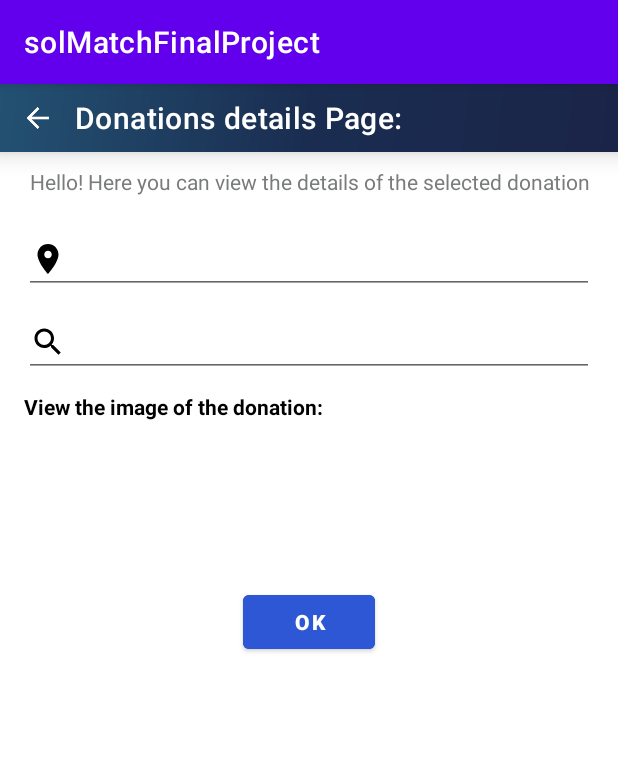
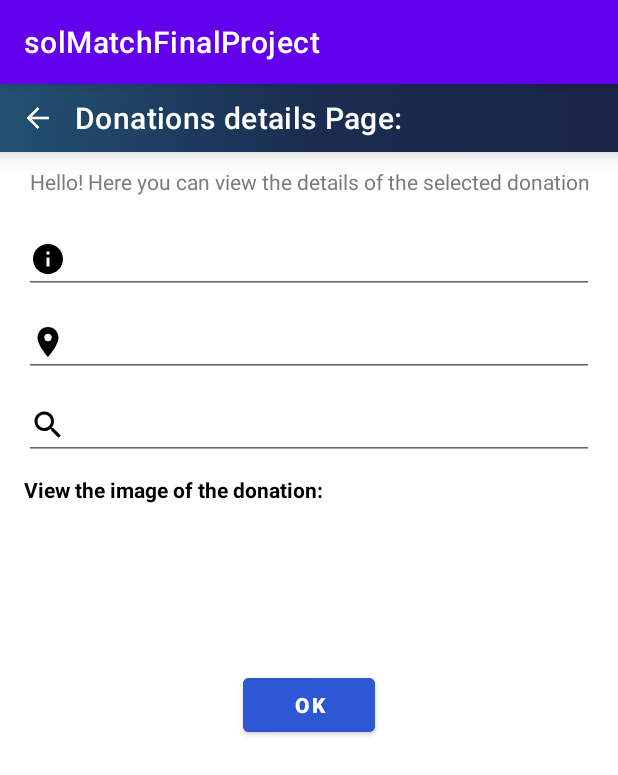
Before and after one commit to noaAssayag/finalProject, an Android app: the fragment AlertDialogFragmentViewDonations shown on its own in the app's theme, on a phone screen of 412 x 824 dp. Shown: the top 775 px of the screen. Run offline under Robolectric (Android 15) with nearby library versions, the phone set to English and light mode, and no system bars; pictures from the network do not load.

Commit message:
fixed known issues

```diff
--- a/solMatchFinalProject/app/src/main/java/Fragment/AlertDialogFragmentViewDonations.java
+++ b/solMatchFinalProject/app/src/main/java/Fragment/AlertDialogFragmentViewDonations.java
@@ -55,7 +55,7 @@ public class AlertDialogFragmentViewDonations extends DialogFragment {
     public View onCreateView(LayoutInflater inflater, ViewGroup container, Bundle savedInstanceState) {
         Bundle b = getArguments();
         View v = inflater.inflate(R.layout.activity_alert_dialog_fragment_viewdonations, null);
-        donationDescription=v.findViewById(R.id.donationDescription);
+        donationDescription=v.findViewById(R.id.donationDes);
         category=v.findViewById(R.id.editTextCategory);
         donationLocation=v.findViewById(R.id.donationLocation);
         donationImg=v.findViewById(R.id.imageOfDonation);
@@ -105,7 +105,7 @@ public class AlertDialogFragmentViewDonations extends DialogFragment {
         if (dialog != null)
         {
             int width = ViewGroup.LayoutParams.MATCH_PARENT;
-            int height = ViewGroup.LayoutParams.MATCH_PARENT;
+            int height = ViewGroup.LayoutParams.WRAP_CONTENT;
             dialog.getWindow().setLayout(width, height);
         }
     }
--- /dev/null
+++ b/solMatchFinalProject/app/src/main/res/drawable/baseline_info_24.xml
@@ -0,0 +1,5 @@
+<vector android:height="24dp" android:tint="#000000"
+    android:viewportHeight="24" android:viewportWidth="24"
+    android:width="24dp" xmlns:android="http://schemas.android.com/apk/res/android">
+    <path android:fillColor="@android:color/white" android:pathData="M12,2C6.48,2 2,6.48 2,12s4.48,10 10,10 10,-4.48 10,-10S17.52,2 12,2zM13,17h-2v-6h2v6zM13,9h-2L11,7h2v2z"/>
+</vector>
--- a/solMatchFinalProject/app/src/main/res/layout/activity_alert_dialog_fragment_view_prof.xml
+++ b/solMatchFinalProject/app/src/main/res/layout/activity_alert_dialog_fragment_view_prof.xml
@@ -3,7 +3,7 @@
     xmlns:card_view="http://schemas.android.com/apk/res-auto"
     xmlns:tools="http://schemas.android.com/tools"
     android:layout_width="match_parent"
-    android:layout_height="match_parent"
+    android:layout_height="wrap_content"
 
     android:background="@color/nav_header"
     android:orientation="vertical"
--- a/solMatchFinalProject/app/src/main/res/layout/activity_alert_dialog_fragment_viewdonations.xml
+++ b/solMatchFinalProject/app/src/main/res/layout/activity_alert_dialog_fragment_viewdonations.xml
@@ -1,7 +1,7 @@
 <?xml version="1.0" encoding="utf-8"?>
 <LinearLayout xmlns:android="http://schemas.android.com/apk/res/android"
     android:layout_width="match_parent"
-    android:layout_height="match_parent"
+    android:layout_height="wrap_content"
     xmlns:card_view="http://schemas.android.com/apk/res-auto"
     android:gravity="center_horizontal"
     android:orientation="vertical">
@@ -46,6 +46,17 @@
         android:text="@string/donationtitle"
         android:textColor="@color/log_in_color"
         android:textSize="14sp" />
+
+    <EditText
+        android:id="@+id/donationDes"
+        android:layout_width="match_parent"
+        android:layout_height="wrap_content"
+        android:layout_gravity="left"
+        android:layout_marginLeft="16dp"
+        android:layout_marginRight="16dp"
+        android:layout_marginTop="10dp"
+        android:drawableLeft="@drawable/baseline_info_24"
+        android:ems="10" />
 
 
     <EditText
@@ -98,6 +109,8 @@
         android:backgroundTint="@color/colorBtSignIn"
         android:text="@string/btnsave"
         android:textColor="@color/white"
+        android:layout_marginBottom="15dp"
+        android:padding="5dp"
         android:textStyle="bold" />
 
 
--- a/solMatchFinalProject/app/src/main/res/layout/activity_alert_dialog_fragment_viewhost.xml
+++ b/solMatchFinalProject/app/src/main/res/layout/activity_alert_dialog_fragment_viewhost.xml
@@ -3,7 +3,7 @@
     xmlns:card_view="http://schemas.android.com/apk/res-auto"
     xmlns:tools="http://schemas.android.com/tools"
     android:layout_width="match_parent"
-    android:layout_height="match_parent"
+    android:layout_height="wrap_content"
 
     android:background="@color/nav_header"
     android:orientation="vertical"
```
Also changed, not shown: solMatchFinalProject/app/src/main/java/Fragment/AlertDialogFragmentViewHost.java (+13 -1 lines), solMatchFinalProject/app/src/main/java/com/example/solmatchfinalproject/AlertDialogFragmentViewProf.java (+13 -0 lines).
